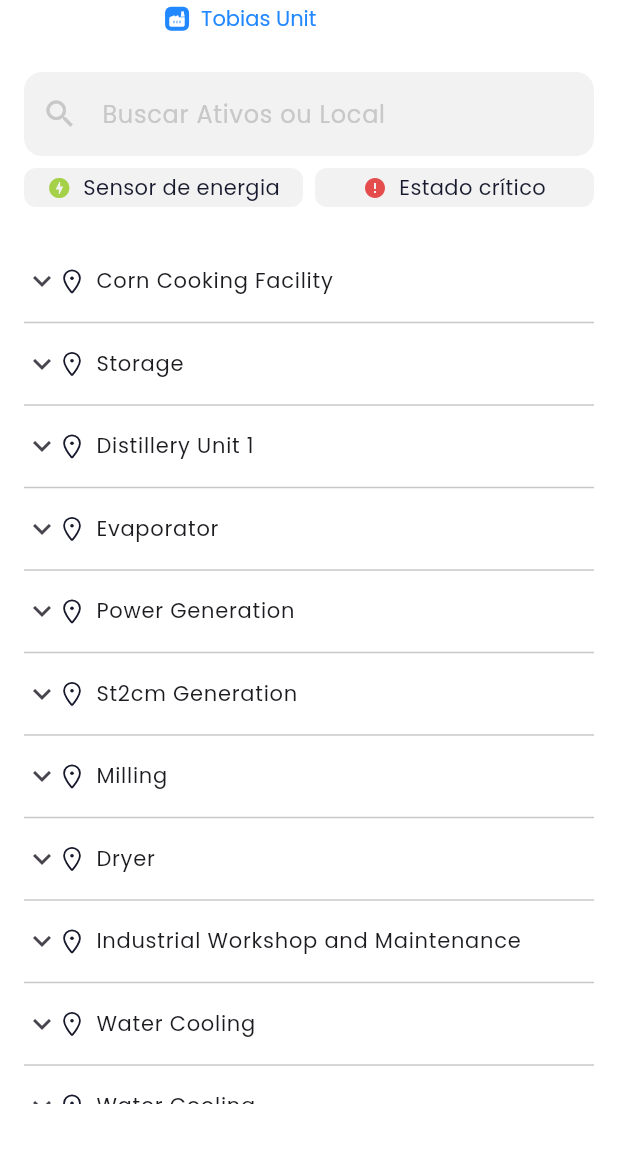
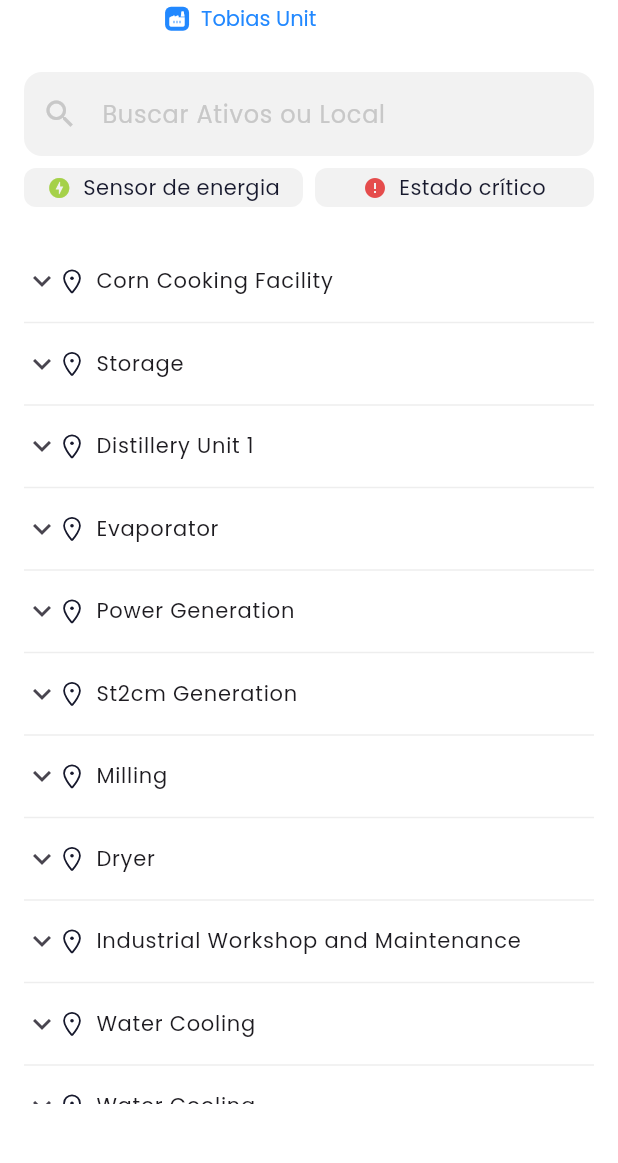
Before and after one commit to EricFrancischett/tractian-challenge, a Flutter app: the screen it shows after launch, after a tap on "Tobias Unit", on a phone screen of 412 x 824 dp, the part 72-1235 px from its top. Run offline on Flutter 3.47's test engine with Material 3 defaults, Android fonts, the phone set to English and light mode, and no system bars; our stand-ins replace flutter_mobx, flutter_svg, get_it, mobx; generated files the repository leaves out were written again.

Commit message:
readme and color constants updated

```diff
--- a/lib/app_widget.dart
+++ b/lib/app_widget.dart
@@ -10,7 +10,6 @@ class AppWidget extends StatelessWidget {
       title: 'Flutter Demo',
       theme: ThemeData(
         fontFamily: 'Poppins',
-        colorScheme: ColorScheme.fromSeed(seedColor: Colors.deepPurple),
         useMaterial3: true,
       ),
       initialRoute: AppRoutes.home,
--- a/lib/core/constants/colors_constants.dart
+++ b/lib/core/constants/colors_constants.dart
@@ -6,11 +6,9 @@ class ColorsConstants {
   static const darkBlue = Color(0xFF17192D);
   static const lightBlue = Color(0xFF2188FF);
   static const white = Color(0xFFFFFFFF);
-  static const gray = Color(0xFFEAEFF3);
-  static const darkGray = Color(0xFF8E98A3);
   static const lightGray = Color(0xFFF2F2F2);
-  static const newGray = Color(0xFFC8C8C8);
-
+  static const gray = Color(0xFFC8C8C8);
+  static const transparent = Color(0x00000000);
   static const lightGreen = Color(0xFFA5D149);
   static const lightRed = Color(0xFFE54C4C);
 
--- a/lib/core/widgets/custom_app_bar.dart
+++ b/lib/core/widgets/custom_app_bar.dart
@@ -16,7 +16,7 @@ class CustomAppBar extends StatelessWidget implements PreferredSizeWidget {
       iconTheme: const IconThemeData(
         color: ColorsConstants.darkBlue,
       ),
-      surfaceTintColor: Colors.transparent,
+      surfaceTintColor: ColorsConstants.transparent,
       backgroundColor: ColorsConstants.white,
       title: _buildTitle(title: title),
       toolbarHeight: 80,
--- a/lib/features/assets/presentation/view/components/assets_text_field.dart
+++ b/lib/features/assets/presentation/view/components/assets_text_field.dart
@@ -25,12 +25,12 @@ class AssetsTextField extends StatelessWidget {
           borderSide: BorderSide.none,
         ),
         labelStyle: const TextStyle(
-          color: ColorsConstants.newGray,
+          color: ColorsConstants.gray,
         ),
         filled: true,
         prefixIcon: const Icon(
           Icons.search,
-          color: ColorsConstants.newGray,
+          color: ColorsConstants.gray,
         ),
         fillColor: ColorsConstants.lightGray,
       ),
--- a/lib/features/assets/presentation/view/components/tree_view/components/tree_expansion_tile.dart
+++ b/lib/features/assets/presentation/view/components/tree_view/components/tree_expansion_tile.dart
@@ -1,4 +1,5 @@
 import 'package:flutter/material.dart';
+import 'package:tractian_challenge/core/constants/colors_constants.dart';
 import 'package:tractian_challenge/core/entities/tree_node/tree_node.dart';
 import 'package:tractian_challenge/features/assets/presentation/view/components/tree_view/components/node_title_widget.dart';
 import 'package:tractian_challenge/features/assets/presentation/view/components/tree_view/tree_view_builder.dart';
@@ -14,7 +15,7 @@ class TreeExpansionTile extends StatelessWidget {
   Widget build(BuildContext context) {
     return Theme(
       data: Theme.of(context).copyWith(
-        dividerColor: Colors.transparent,
+        dividerColor: ColorsConstants.transparent,
       ),
       child: ListTileTheme(
         data: TreeViewBuilder.customListTileThemeData,
@@ -28,9 +29,17 @@ class TreeExpansionTile extends StatelessWidget {
           title: NodeTitleWidget(
             node: node,
           ),
-          children: node.children
-              .map((child) => TreeViewBuilder.buildNode(child, context))
-              .toList(),
+          children: [
+            ListView.builder(
+              shrinkWrap: true,
+              physics: const NeverScrollableScrollPhysics(),
+              itemCount: node.children.length,
+              itemBuilder: (context, index) {
+                final childNode = node.children[index];
+                return TreeViewBuilder.buildNode(childNode, context);
+              },
+            ),
+          ],
         ),
       ),
     );
--- a/lib/features/assets/presentation/view/components/tree_view/tree_view.dart
+++ b/lib/features/assets/presentation/view/components/tree_view/tree_view.dart
@@ -16,25 +16,32 @@ class TreeView extends StatefulWidget {
 }
 
 class _TreeViewState extends State<TreeView> {
+  final scrollController = ScrollController();
   @override
   Widget build(BuildContext context) {
     return Padding(
       padding: const EdgeInsets.symmetric(vertical: 24),
-      child: ListView.separated(
+      child: ListView.builder(
         itemCount: widget.nodes.length,
         itemBuilder: (context, index) {
           final node = widget.nodes[index];
-          return TreeViewBuilder.buildNode(node, context);
-        },
-        separatorBuilder: (context, index) => const SizedBox(
+          return Column(
+            crossAxisAlignment: CrossAxisAlignment.stretch,
+            mainAxisSize: MainAxisSize.min,
+            children: [
+              TreeViewBuilder.buildNode(node, context),
+              SizedBox(
                 height: 20,
                 child: Center(
                   child: Divider(
-              color: ColorsConstants.newGray,
+                    color: ColorsConstants.gray.withOpacity(0.3),
                     height: 1,
                   ),
                 ),
               ),
+            ],
+          );
+        },
       ),
     );
   }
--- a/lib/features/home/presentation/view/components/home_button.dart
+++ b/lib/features/home/presentation/view/components/home_button.dart
@@ -16,8 +16,8 @@ class HomeButton extends StatelessWidget {
   Widget build(BuildContext context) {
     return ElevatedButton(
       style: ElevatedButton.styleFrom(
-        backgroundColor: Colors.transparent,
-        shadowColor: Colors.transparent,
+        backgroundColor: ColorsConstants.transparent,
+        shadowColor: ColorsConstants.transparent,
         foregroundColor: ColorsConstants.white,
         padding: const EdgeInsets.symmetric(vertical: 12, horizontal: 16),
         shape: RoundedRectangleBorder(
--- a/lib/features/home/presentation/view/home_page.dart
+++ b/lib/features/home/presentation/view/home_page.dart
@@ -20,7 +20,7 @@ class HomePage extends StatelessWidget {
           gradient: ColorsConstants.homeGradient,
         ),
         child: Scaffold(
-          backgroundColor: Colors.transparent,
+          backgroundColor: ColorsConstants.transparent,
           body: SafeArea(
             child: Padding(
               padding: const EdgeInsets.all(16),
@@ -64,7 +64,7 @@ class HomePage extends StatelessWidget {
                     child: SvgAdapter(
                       path: AssetsConstants.logo,
                       width: 200,
-                      color: Colors.white,
+                      color: ColorsConstants.white,
                     ),
                   ),
                 ],
```
Also changed, not shown: 1 other file. Lines whose indentation alone changed are shown as unchanged.
